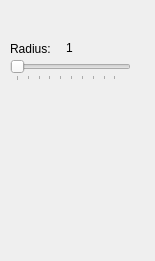
First picture: the form in src/toolSettings/erasersettingswidget.ui, repository PhotoFlare/photoflare, before the edit.
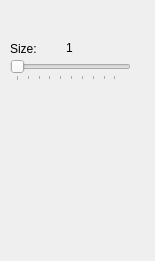
Second picture: the form after the edit.

Commit message: Fixes #306 renamed Radius setting to Size

Diff of the .ui file:
```diff
--- a/src/toolSettings/erasersettingswidget.ui
+++ b/src/toolSettings/erasersettingswidget.ui
@@ -23,7 +23,7 @@
     </rect>
    </property>
    <property name="text">
-    <string>Radius:</string>
+    <string>Size:</string>
    </property>
   </widget>
   <widget class="QSlider" name="radiusSlider">
```
